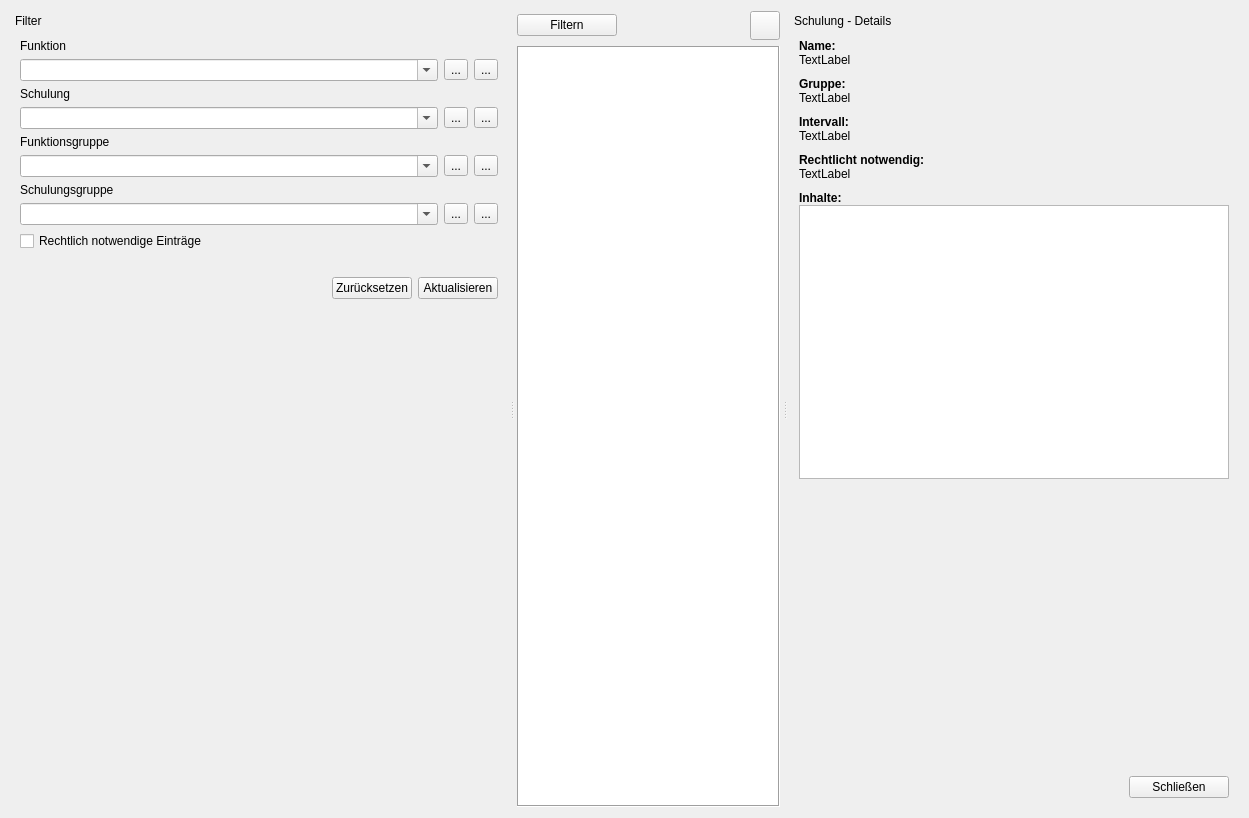
Christian-Kr/QualificationMatrix, file ui/qmqualimatrixwidget.ui: the form before one commit.
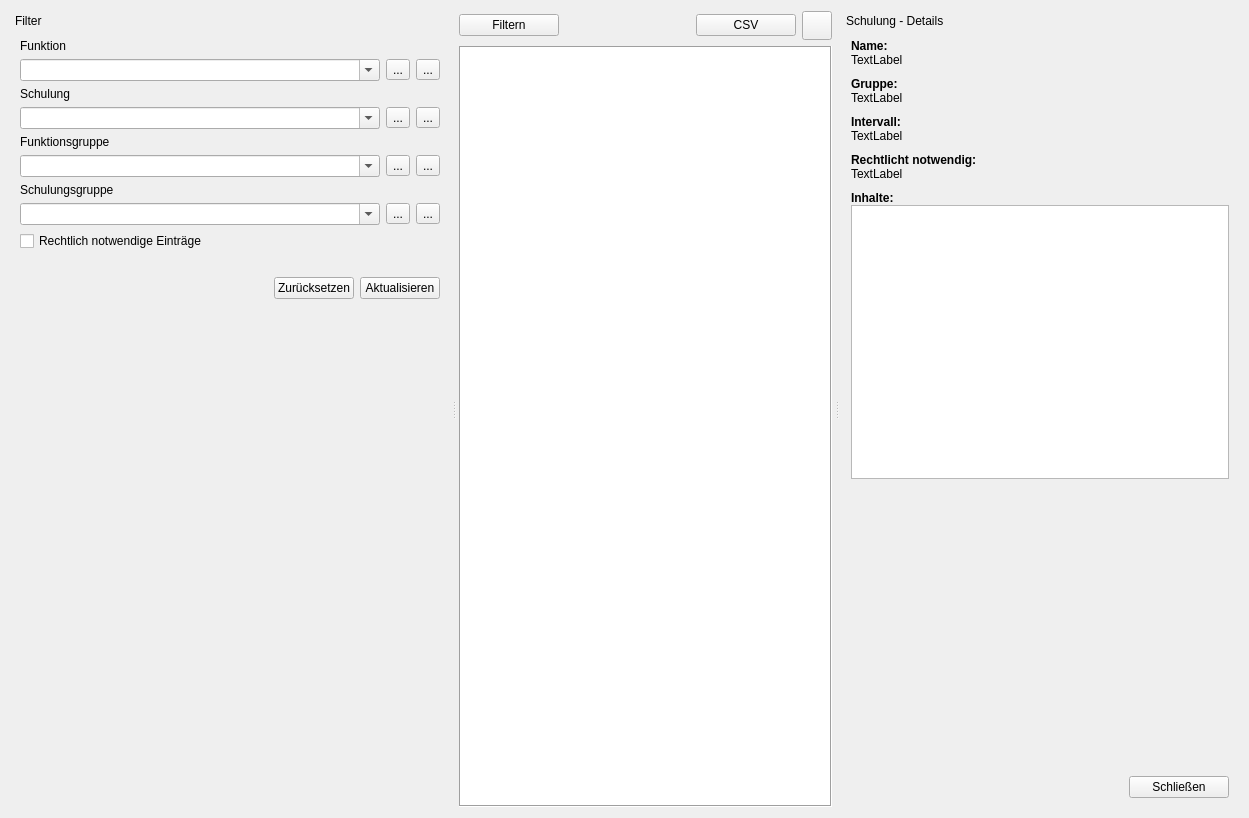
The form after the commit. Icons and pictures are not drawn. Custom widgets are drawn as their Qt base class.

Commit message: add possibility to export quali matrix

Diff of the .ui file:
```diff
--- a/ui/qmqualimatrixwidget.ui
+++ b/ui/qmqualimatrixwidget.ui
@@ -450,6 +450,23 @@
            </property>
           </spacer>
          </item>
+         <item>
+          <widget class="QPushButton" name="pbExportCSV">
+           <property name="minimumSize">
+            <size>
+             <width>100</width>
+             <height>0</height>
+            </size>
+           </property>
+           <property name="text">
+            <string>CSV</string>
+           </property>
+           <property name="icon">
+            <iconset resource="../rcs/icons.qrc">
+             <normaloff>:/icons/icons/text-csv.svg</normaloff>:/icons/icons/text-csv.svg</iconset>
+           </property>
+          </widget>
+         </item>
          <item>
           <widget class="QToolButton" name="tbLock">
            <property name="text">
```
Left out of the diff: 17 changed lines with no effect on the pictures. The commit also changes 4 other files.
